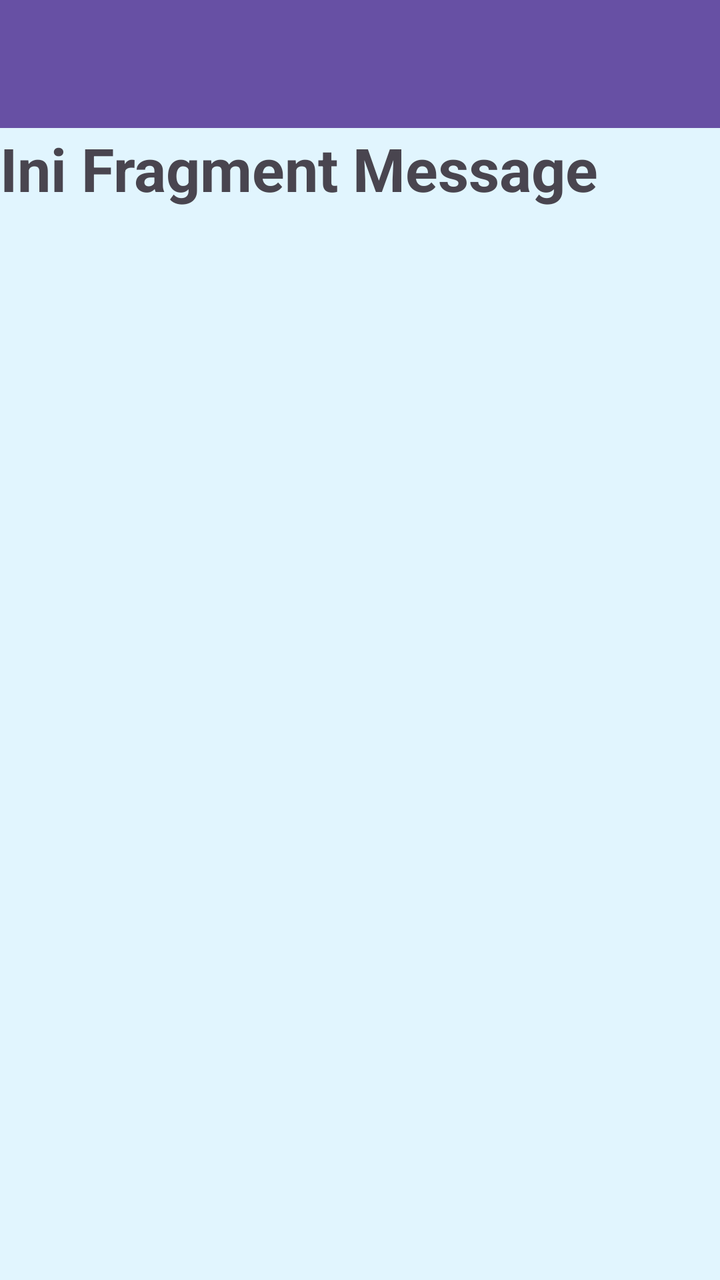
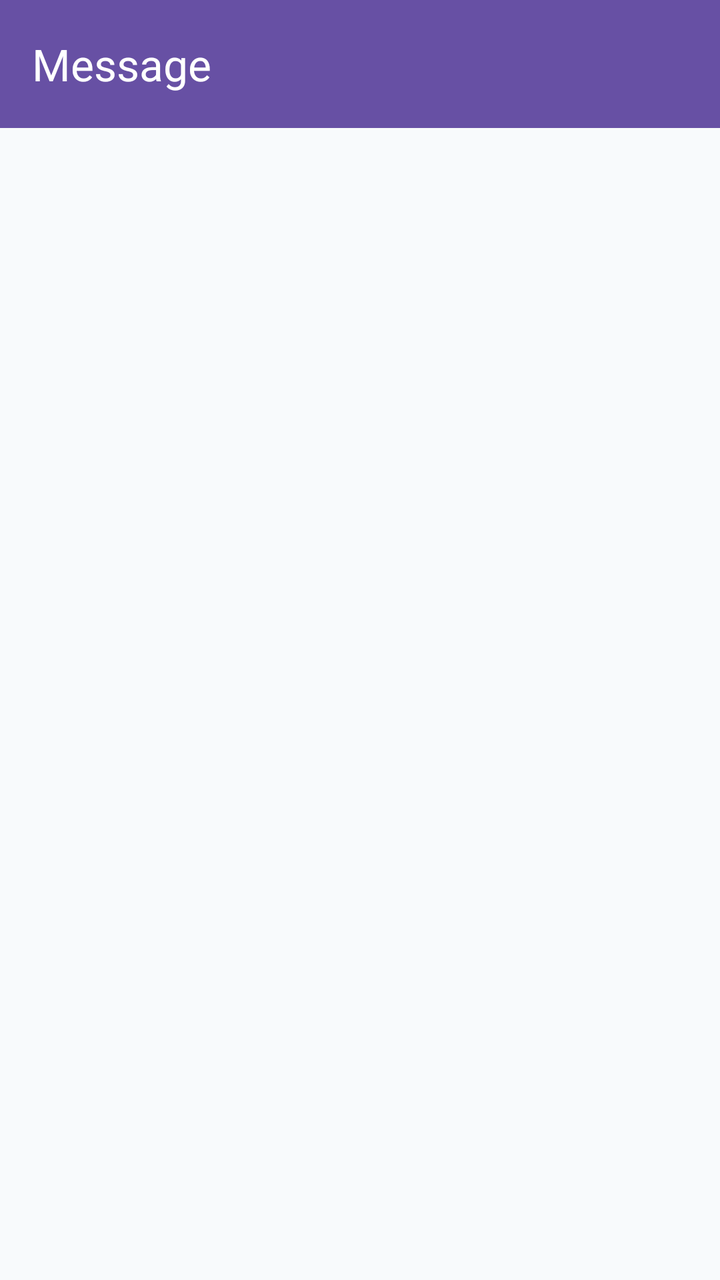

Screens rendered from an Android XML layout before and after an edit, with the pre-edit source and the edit as a unified diff.
<!-- AndroidManifest.xml: application theme Theme.PaniApps -->
<!-- res/layout/fragment_message.xml -->
<?xml version="1.0" encoding="utf-8"?>
<androidx.constraintlayout.widget.ConstraintLayout
    xmlns:android="http://schemas.android.com/apk/res/android"
    xmlns:tools="http://schemas.android.com/tools"
    android:layout_width="match_parent"
    android:layout_height="match_parent"
    xmlns:app="http://schemas.android.com/apk/res-auto"
    android:background="#E1F5FE"
    tools:context=".Message.MessageFragment">

    

    <androidx.appcompat.widget.Toolbar
        android:id="@+id/toolbar"
        android:layout_width="match_parent"
        android:layout_height="?attr/actionBarSize"
        android:background="?attr/colorPrimary"
        app:layout_constraintEnd_toEndOf="parent"
        app:layout_constraintStart_toStartOf="parent"
        app:layout_constraintTop_toTopOf="parent"
        app:layout_scrollFlags="scroll|enterAlways"
        app:subtitleTextColor="@android:color/white"
        app:titleTextColor="@android:color/white" />


    <TextView
        android:layout_width="match_parent"
        android:layout_height="0dp"
        android:text="Ini Fragment Message"
        android:textSize="30sp"
        android:textStyle="bold"
        app:layout_constraintBottom_toBottomOf="parent"
        app:layout_constraintStart_toStartOf="parent"
        app:layout_constraintTop_toBottomOf="@+id/toolbar" />

</androidx.constraintlayout.widget.ConstraintLayout>
<!-- resources referenced by this layout -->
<resources>
  <style name="Theme.PaniApps" parent="Base.Theme.PaniApps" />
  <style name="Base.Theme.PaniApps" parent="Theme.Material3.DayNight.NoActionBar">
          
          
      </style>
</resources>

<!-- the commit's change to res/layout/fragment_message.xml (unified diff, before → after) -->
@@ -1,36 +1,37 @@
 <?xml version="1.0" encoding="utf-8"?>
 <androidx.constraintlayout.widget.ConstraintLayout
     xmlns:android="http://schemas.android.com/apk/res/android"
-    xmlns:tools="http://schemas.android.com/tools"
+    xmlns:tools="http://schemas.annotation.com/tools"
+    xmlns:app="http://schemas.android.com/apk/res-auto"
     android:layout_width="match_parent"
     android:layout_height="match_parent"
-    xmlns:app="http://schemas.android.com/apk/res-auto"
-    android:background="#E1F5FE"
+    android:background="#F8FAFC"
     tools:context=".Message.MessageFragment">
-
-    
 
     <androidx.appcompat.widget.Toolbar
         android:id="@+id/toolbar"
         android:layout_width="match_parent"
         android:layout_height="?attr/actionBarSize"
         android:background="?attr/colorPrimary"
+        android:elevation="4dp"
+        app:title="Message"
+        app:titleTextColor="@android:color/white"
         app:layout_constraintEnd_toEndOf="parent"
         app:layout_constraintStart_toStartOf="parent"
-        app:layout_constraintTop_toTopOf="parent"
-        app:layout_scrollFlags="scroll|enterAlways"
-        app:subtitleTextColor="@android:color/white"
-        app:titleTextColor="@android:color/white" />
+        app:layout_constraintTop_toTopOf="parent" />
 
-
-    <TextView
-        android:layout_width="match_parent"
+    <ListView
+        android:id="@+id/listMessageItems"
+        android:layout_width="0dp"
         android:layout_height="0dp"
-        android:text="Ini Fragment Message"
-        android:textSize="30sp"
-        android:textStyle="bold"
+        android:divider="@android:color/transparent"
+        android:dividerHeight="8dp"
+        android:paddingHorizontal="16dp"
+        android:paddingTop="12dp"
+        android:clipToPadding="false"
+        app:layout_constraintTop_toBottomOf="@+id/toolbar"
         app:layout_constraintBottom_toBottomOf="parent"
         app:layout_constraintStart_toStartOf="parent"
-        app:layout_constraintTop_toBottomOf="@+id/toolbar" />
+        app:layout_constraintEnd_toEndOf="parent" />
 
 </androidx.constraintlayout.widget.ConstraintLayout>
